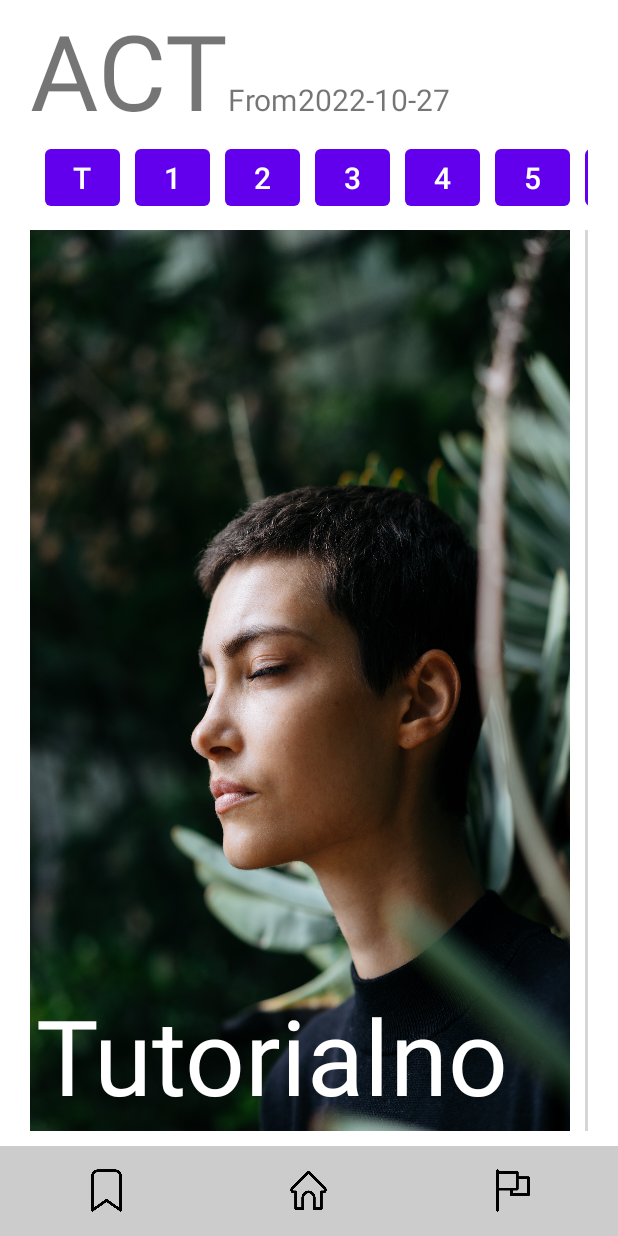
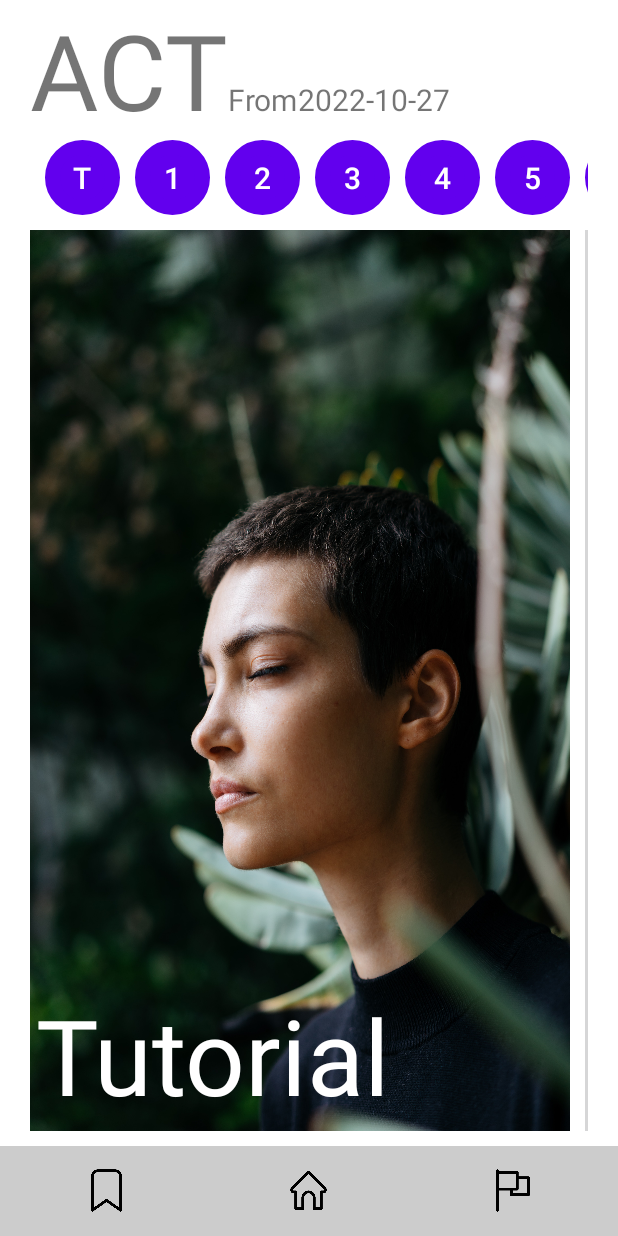
Before and after one commit to MobileProgrammingACT/ACT_FrontEnd, an Android app: the MainActivity screen opened directly, with no data from a screen before it, on a phone screen of 412 x 824 dp. Run offline under Robolectric (Android 15) with nearby library versions, the phone set to English and light mode, and no system bars.

Commit message:
12th commit - drawable에 round_button.xml 추가 - activity_main의 주차 선택 버튼을 round로 변경 (버튼의 background를 round_button.xml로 적용)

```diff
--- /dev/null
+++ b/app/src/main/res/drawable/round_button.xml
@@ -0,0 +1,11 @@
+<?xml version="1.0" encoding="utf-8"?>
+<shape xmlns:android="http://schemas.android.com/apk/res/android"
+    android:shape="oval">
+
+    <solid android:color="#CBCBCB"/>
+    <stroke
+        android:color="#ffffff"
+        android:width="10dp"/>
+
+
+</shape>
--- a/app/src/main/res/layout/activity_main.xml
+++ b/app/src/main/res/layout/activity_main.xml
@@ -65,7 +65,8 @@
                         android:text="T"
                         android:textSize="20dp"
                         android:layout_marginLeft="10dp"
-                        android:layout_marginRight="10dp"/>
+                        android:layout_marginRight="10dp"
+                        android:background="@drawable/round_button"/>
 
                     <Button
                         android:id="@+id/weekSelectBtn1"
@@ -73,7 +74,8 @@
                         android:layout_height="50dp"
                         android:text="1"
                         android:textSize="20dp"
-                        android:layout_marginRight="10dp"/>
+                        android:layout_marginRight="10dp"
+                        android:background="@drawable/round_button"/>
 
                     <Button
                         android:id="@+id/weekSelectBtn2"
@@ -81,7 +83,8 @@
                         android:layout_height="50dp"
                         android:text="2"
                         android:textSize="20dp"
-                        android:layout_marginRight="10dp"/>
+                        android:layout_marginRight="10dp"
+                        android:background="@drawable/round_button"/>
 
                     <Button
                         android:id="@+id/weekSelectBtn3"
@@ -89,7 +92,8 @@
                         android:layout_height="50dp"
                         android:text="3"
                         android:textSize="20dp"
-                        android:layout_marginRight="10dp"/>
+                        android:layout_marginRight="10dp"
+                        android:background="@drawable/round_button"/>
 
                     <Button
                         android:id="@+id/weekSelectBtn4"
@@ -97,7 +101,8 @@
                         android:layout_height="50dp"
                         android:text="4"
                         android:textSize="20dp"
-                        android:layout_marginRight="10dp"/>
+                        android:layout_marginRight="10dp"
+                        android:background="@drawable/round_button"/>
 
                     <Button
                         android:id="@+id/weekSelectBtn5"
@@ -105,7 +110,8 @@
                         android:layout_height="50dp"
                         android:text="5"
                         android:textSize="20dp"
-                        android:layout_marginRight="10dp"/>
+                        android:layout_marginRight="10dp"
+                        android:background="@drawable/round_button"/>
 
                     <Button
                         android:id="@+id/weekSelectBtn6"
@@ -113,7 +119,8 @@
                         android:layout_height="50dp"
                         android:text="6"
                         android:textSize="20dp"
-                        android:layout_marginRight="10dp"/>
+                        android:layout_marginRight="10dp"
+                        android:background="@drawable/round_button"/>
 
                     <Button
                         android:id="@+id/weekSelectBtn7"
@@ -121,7 +128,8 @@
                         android:layout_height="50dp"
                         android:text="7"
                         android:textSize="20dp"
-                        android:layout_marginRight="10dp"/>
+                        android:layout_marginRight="10dp"
+                        android:background="@drawable/round_button"/>
 
                 </LinearLayout>
 
@@ -160,7 +168,7 @@
                         <TextView
                             android:layout_width="wrap_content"
                             android:layout_height="wrap_content"
-                            android:text="Tutorialno"
+                            android:text="Tutorial"
                             android:textSize="70dp"
                             android:layout_gravity="bottom|left"
                             android:textColor="#ffffff"
```
